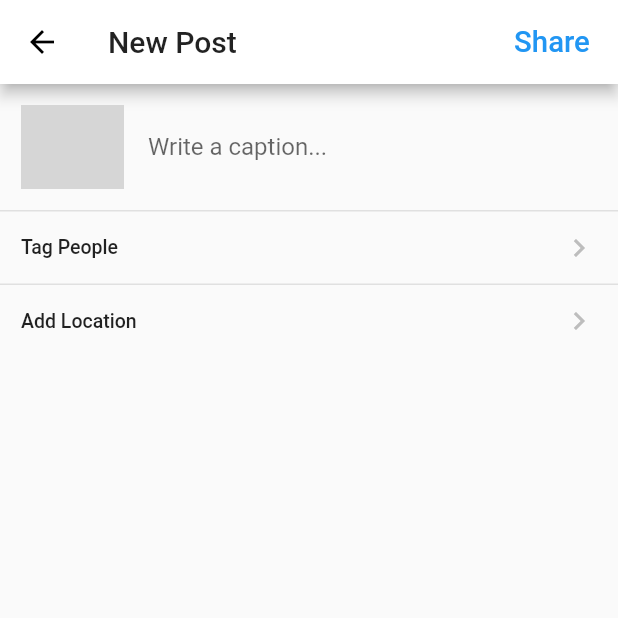
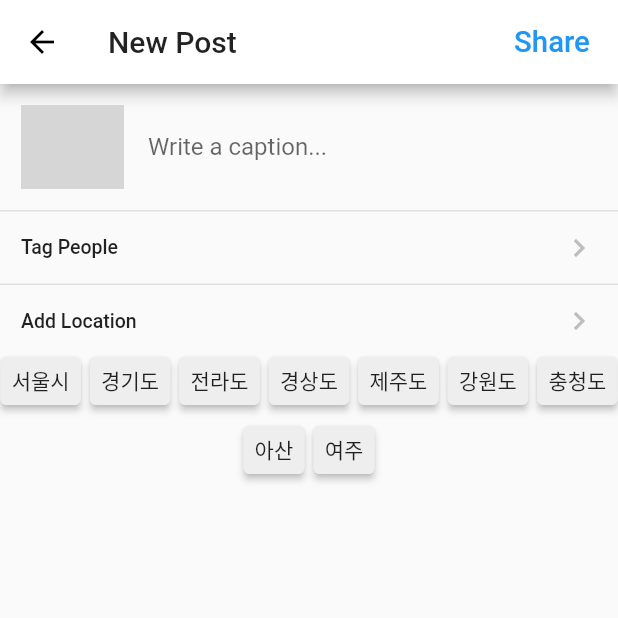
Before and after one commit to tintoll/instagram_flutter, a Flutter app: the SharePostScreen screen opened directly with empty values, on a phone screen of 412 x 824 dp, the top half of it. Run offline on Flutter 3.47's test engine with Material 2 defaults, Android fonts, the phone set to English and light mode, and no system bars; drawn by our look-alikes of flutter_tags; our stand-ins replace cached_network_image, camera, cloud_firestore, firebase_auth, firebase_core, permission_handler; missing offline and left inert: app_settings, flutter_facebook_login, local_image_provider; accounts and stored records are empty; network calls fail; statements that could not run were skipped; grey boxes are pictures that could not be loaded.

```diff
--- a/lib/screens/share_post_screen.dart
+++ b/lib/screens/share_post_screen.dart
@@ -1,6 +1,7 @@
 import 'dart:io';
 
 import 'package:flutter/material.dart';
+import 'package:flutter_tags/flutter_tags.dart';
 import 'package:instagram_flutter/constants/common_size.dart';
 import 'package:instagram_flutter/constants/screen_size.dart';
 
@@ -8,11 +9,23 @@ class SharePostScreen extends StatelessWidget {
   final File imageFile;
   final String postKey;
 
-  const SharePostScreen(
+  SharePostScreen(
     this.imageFile, {
     Key key,
     @required this.postKey,
   }) : super(key: key);
+
+  List<String> _tagItems = [
+    "서울시",
+    "경기도",
+    "전라도",
+    "경상도",
+    "제주도",
+    "강원도",
+    "충청도",
+    "아산",
+    "여주",
+  ];
 
   @override
   Widget build(BuildContext context) {
@@ -36,6 +49,20 @@ class SharePostScreen extends StatelessWidget {
             _sectionButton('Tag People'),
             _divider,
             _sectionButton('Add Location'),
+            Tags(
+              horizontalScroll: true,
+              itemCount: _tagItems.length,
+              heightHorizontalScroll: 30,
+              itemBuilder: (index) => ItemTags(
+                index: index,
+                title: _tagItems[index],
+                activeColor: Colors.grey[200],
+                textActiveColor: Colors.black87,
+                borderRadius: BorderRadius.circular(4),
+                elevation: 2,
+                color: Colors.green,
+              ),
+            )
           ],
         ));
   }
--- a/pubspec.yaml
+++ b/pubspec.yaml
@@ -40,6 +40,7 @@ dependencies:
   firebase_core: ^0.5.3
   flutter_facebook_login: ^3.0.0
   cloud_firestore: ^0.14.4
+  flutter_tags: ^0.4.9+1
 
 dev_dependencies:
   flutter_test:
```
Also changed, not shown: pubspec.lock. Lines whose indentation alone changed are shown as unchanged.
